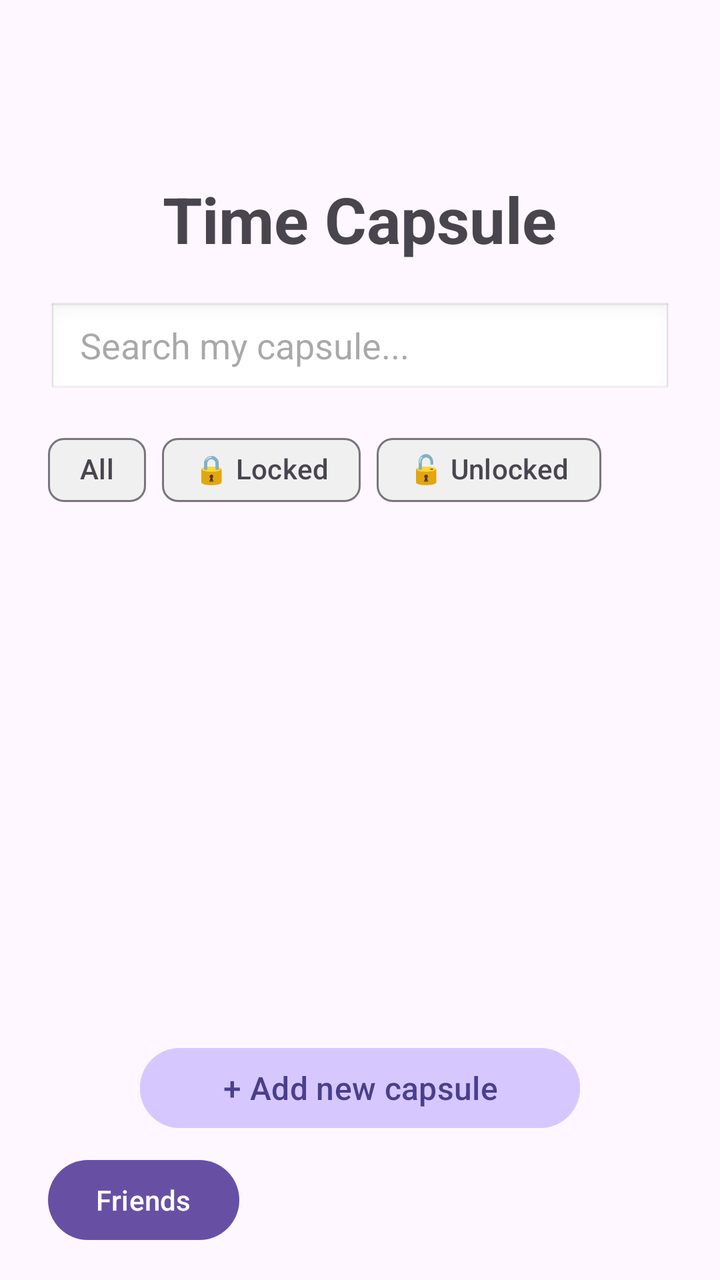
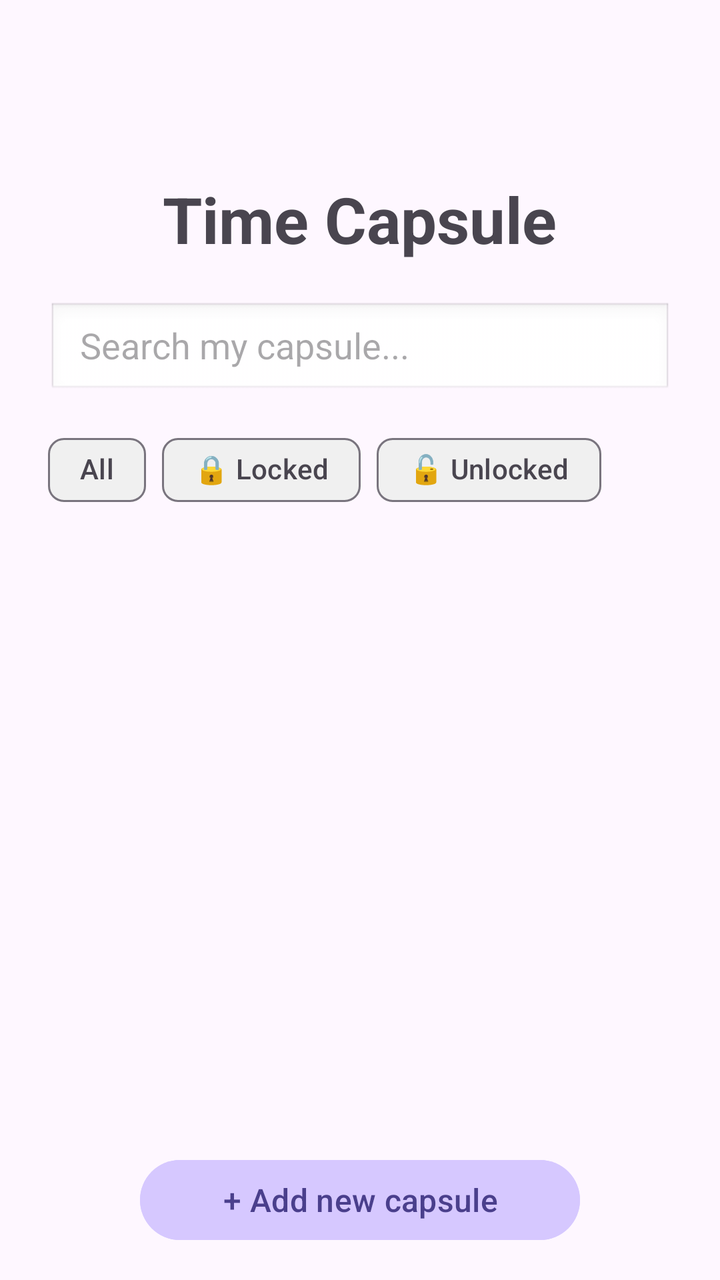

Before-and-after screenshots of an Android layout around one commit, followed by the original layout XML and the change that was made.
<!-- AndroidManifest.xml: application theme Theme.TimeCapsule -->
<!-- res/layout/activity_main.xml -->
<?xml version="1.0" encoding="utf-8"?>
<LinearLayout xmlns:android="http://schemas.android.com/apk/res/android"
    xmlns:app="http://schemas.android.com/apk/res-auto"
    xmlns:tools="http://schemas.android.com/tools"
    android:layout_width="match_parent"
    android:layout_height="match_parent"
    android:orientation="vertical"
    android:paddingStart="24dp"
    android:paddingEnd="24dp"
    android:paddingTop="16dp"
    android:paddingBottom="16dp"
    tools:context=".MainActivity">

    <androidx.appcompat.widget.Toolbar
        android:id="@+id/toolbar"
        android:layout_width="match_parent"
        android:layout_height="wrap_content"
        android:background="@android:color/transparent"
        android:minHeight="?attr/actionBarSize"
        app:title="" />

    <TextView
        android:id="@+id/tvPageTitle"
        android:layout_width="wrap_content"
        android:layout_height="wrap_content"
        android:layout_gravity="center_horizontal"
        android:layout_marginTop="8dp"
        android:text="Time Capsule"
        android:textSize="32sp"
        android:textStyle="bold" />

    <EditText
        android:id="@+id/etSearch"
        android:layout_width="match_parent"
        android:layout_height="48dp"
        android:layout_marginTop="20dp"
        android:background="@android:drawable/edit_text"
        android:hint="Search my capsule..."
        android:paddingStart="16dp"
        android:paddingEnd="16dp" />

    <com.google.android.material.chip.ChipGroup
        android:id="@+id/chipGroupFilter"
        android:layout_width="match_parent"
        android:layout_height="wrap_content"
        android:layout_marginTop="12dp"
        app:singleSelection="true"
        app:selectionRequired="true">

        <com.google.android.material.chip.Chip
            android:id="@+id/chipAll"
            android:layout_width="wrap_content"
            android:layout_height="wrap_content"
            android:text="All"
            android:textSize="14sp"
            app:chipBackgroundColor="@color/chip_background"
            style="@style/Widget.Material3.Chip.Filter" />

        <com.google.android.material.chip.Chip
            android:id="@+id/chipLocked"
            android:layout_width="wrap_content"
            android:layout_height="wrap_content"
            android:text="🔒 Locked"
            android:textSize="14sp"
            app:chipBackgroundColor="@color/chip_background"
            style="@style/Widget.Material3.Chip.Filter" />

        <com.google.android.material.chip.Chip
            android:id="@+id/chipUnlocked"
            android:layout_width="wrap_content"
            android:layout_height="wrap_content"
            android:text="🔓 Unlocked"
            android:textSize="14sp"
            app:chipBackgroundColor="@color/chip_background"
            style="@style/Widget.Material3.Chip.Filter" />

    </com.google.android.material.chip.ChipGroup>

    <androidx.recyclerview.widget.RecyclerView
        android:id="@+id/recyclerViewCapsules"
        android:layout_width="match_parent"
        android:layout_height="0dp"
        android:layout_marginTop="12dp"
        android:layout_weight="1"
        android:clipToPadding="false"
        android:paddingBottom="12dp" />

    <Button
        android:id="@+id/btnCreateCapsule"
        android:layout_width="220dp"
        android:layout_height="48dp"
        android:layout_gravity="center_horizontal"
        android:layout_marginTop="16dp"
        android:text="+ Add new capsule"
        android:textAllCaps="false"
        android:textSize="16sp"
        android:textColor="#4A3F8C"
        android:backgroundTint="#D6C8FF" />

    <Button
        android:id="@+id/btnFriends"
        android:layout_width="wrap_content"
        android:layout_height="wrap_content"
        android:text="Friends"
        android:layout_marginTop="8dp"/>

</LinearLayout>
<!-- resources referenced by this layout -->
<resources>
  <style name="Theme.TimeCapsule" parent="Base.Theme.TimeCapsule" />
  <style name="Base.Theme.TimeCapsule" parent="Theme.Material3.DayNight.NoActionBar">
          
          
      </style>
</resources>

<!-- the commit's change to res/layout/activity_main.xml (unified diff, before → after) -->
@@ -97,11 +97,4 @@
         android:textColor="#4A3F8C"
         android:backgroundTint="#D6C8FF" />
 
-    <Button
-        android:id="@+id/btnFriends"
-        android:layout_width="wrap_content"
-        android:layout_height="wrap_content"
-        android:text="Friends"
-        android:layout_marginTop="8dp"/>
-
 </LinearLayout>
